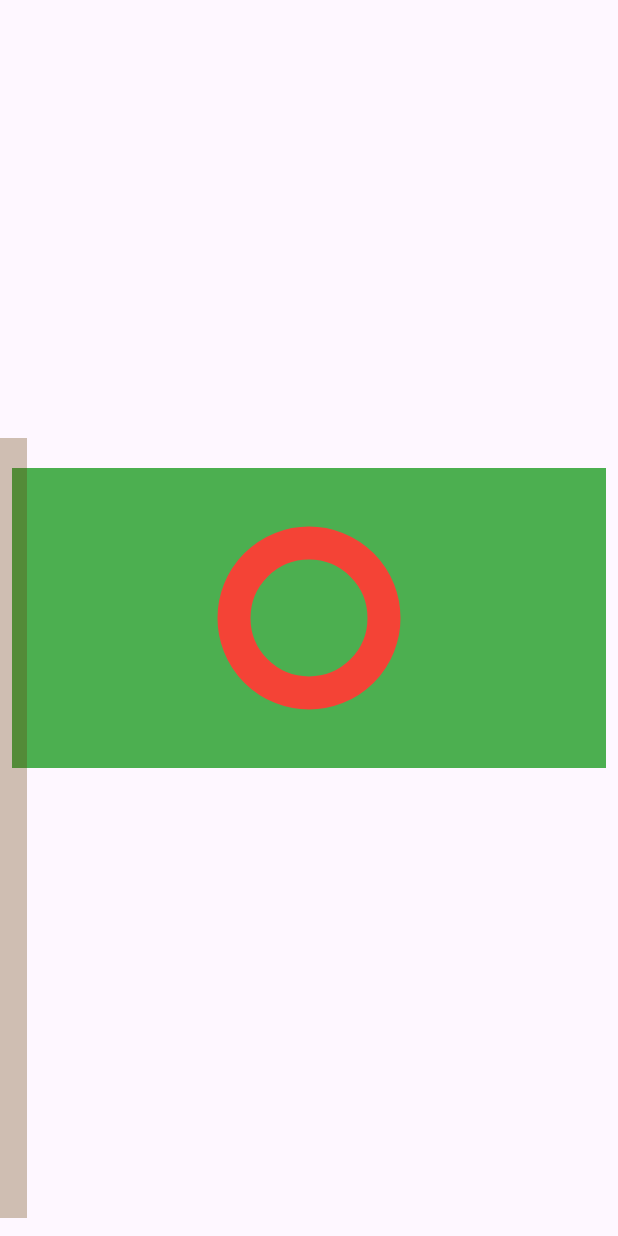
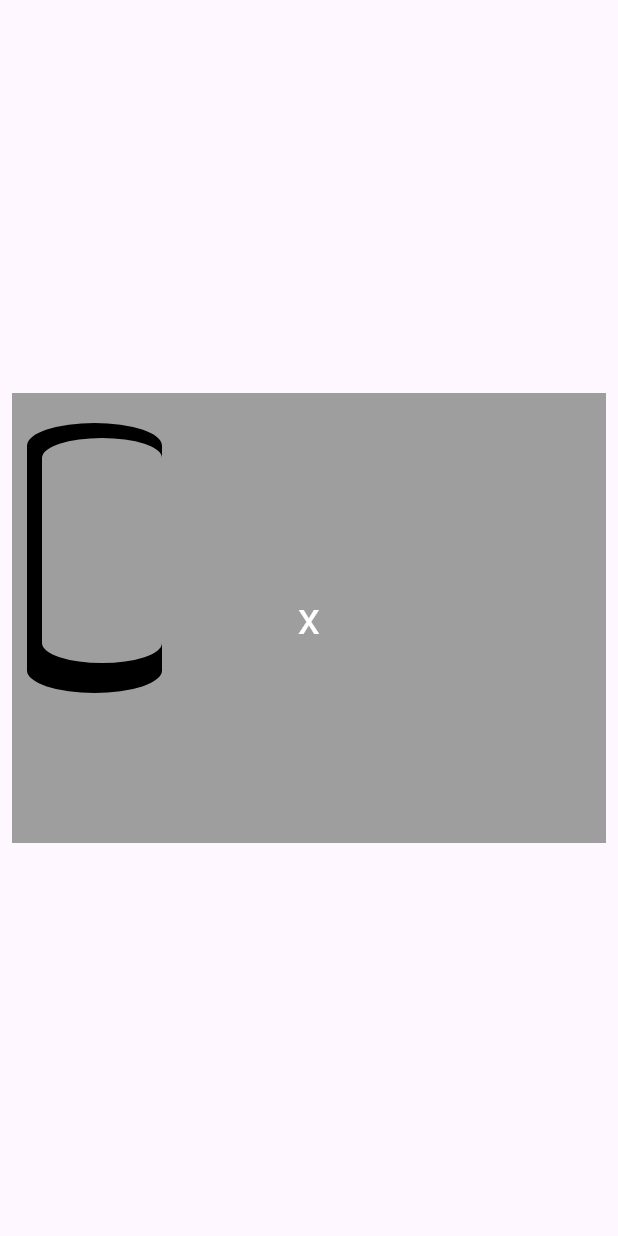
Before and after one commit to rowjoy/flutter_custom_paint, a Flutter app: the screen it shows after launch, on a phone screen of 412 x 824 dp. Run offline on Flutter 3.47's test engine with Material 3 defaults, Android fonts, the phone set to English and light mode, and no system bars.

Commit message:
Rect Draw

```diff
--- a/lib/app.dart
+++ b/lib/app.dart
@@ -1,7 +1,7 @@
 // ignore_for_file: prefer_const_constructors
 
 import 'package:flutter/material.dart';
-import 'package:flutter_custom_paint/custom_paint/draw_circle/draw_circle.dart';
+import 'package:flutter_custom_paint/custom_paint/draw_rect/rect_shape.dart';
 
 class MyApp extends StatelessWidget {
   const MyApp({super.key});
@@ -15,7 +15,8 @@ class MyApp extends StatelessWidget {
         useMaterial3: true,
       ),
       // home: CustomPointerShape()
-      home: DrowCircleCanves(),
+      // home: DrowCircleCanves(),
+       home:  DrawRectShape(),
     );
   }
 }
--- a/lib/custom_paint/draw_circle/circle_pointer.dart
+++ b/lib/custom_paint/draw_circle/circle_pointer.dart
@@ -1,4 +1,4 @@
-// ignore_for_file: prefer_const_constructors
+// ignore_for_file: prefer_const_constructors, unused_local_variable, unnecessary_new
 
 import 'package:flutter/material.dart';
 
@@ -11,6 +11,9 @@ class CustomPointerCircle extends CustomPainter {
     linepaint.color = Color.fromARGB(77, 100, 57,0);
     circlePaint.color = Colors.red;
 
+
+
+
     circlePaint.style = PaintingStyle.stroke;
     circlePaint.strokeWidth = 22;
     canvas.drawLine(Offset(0,-20), Offset(0, size.height + 300), linepaint);
--- /dev/null
+++ b/lib/custom_paint/draw_rect/rect_shape.dart
@@ -0,0 +1,28 @@
+// ignore_for_file: avoid_unnecessary_containers
+
+import 'package:flutter/material.dart';
+import 'package:flutter_custom_paint/custom_paint/draw_rect/rect_point.dart';
+
+class DrawRectShape extends StatelessWidget {
+  const DrawRectShape({super.key});
+
+  @override
+  Widget build(BuildContext context) {
+    return Scaffold(
+      body: SafeArea(
+        child: Center(
+          child: Padding(
+            padding: const EdgeInsets.all(8.0),
+            child: Container(
+              color: Colors.grey,
+              child: CustomPaint(
+                painter: RectPoint(),
+                size: Size(MediaQuery.of(context).size.width, 300),
+              ),
+            ),
+          ),
+        )
+      ),
+    );
+  }
+}
--- a/lib/main.dart
+++ b/lib/main.dart
@@ -7,3 +7,4 @@ void main() {
 
 
 //https://www.youtube.com/watch?v=0PxX6LMnmwo&list=PLNF7sp688eT8gImxZlw4D0LhOwykuuskL&index=1
+//https://www.youtube.com/watch?v=j8h-IUC0kWo&list=PLNF7sp688eT8gImxZlw4D0LhOwykuuskL&index=8 next
```
Also changed, not shown: lib/custom_paint/draw_rect/rect_point.dart (added, +68 -0 lines).
